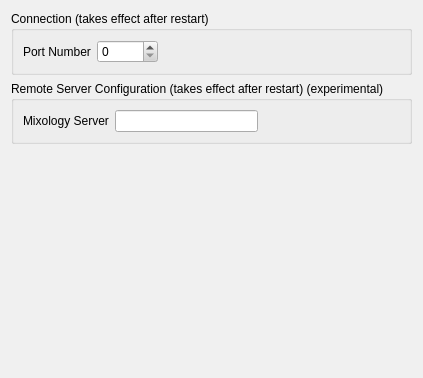
Above: MixologistGui/gui/Preferences/ServerDialog.ui from rebeccaskinner/The-Mixologist before the change. Below: the same form after it.
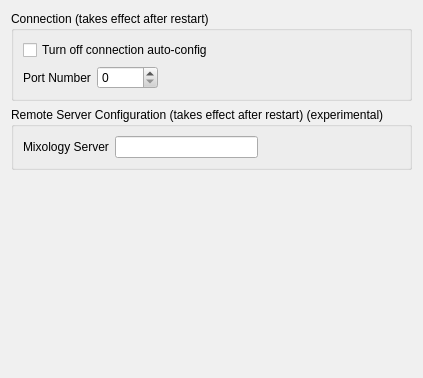
That is the form after the change.

Commit message: Improvement: Auto-connection configuration is now more robust, and will not be thrown off by a recently closed Mixologist session due to port randomization. There is also a manual mode available now.

```diff
--- a/MixologistGui/gui/Preferences/ServerDialog.ui
+++ b/MixologistGui/gui/Preferences/ServerDialog.ui
@@ -501,6 +501,13 @@
       <string>Connection (takes effect after restart)</string>
      </property>
      <layout class="QVBoxLayout" name="verticalLayout">
+      <item>
+       <widget class="QCheckBox" name="disableAutoConfig">
+        <property name="text">
+         <string>Turn off connection auto-config</string>
+        </property>
+       </widget>
+      </item>
       <item>
        <layout class="QHBoxLayout" name="horizontalLayout_3">
         <item>
```
Left out of the diff: 7 changed lines with no effect on the pictures. The commit also changes 16 other files.
